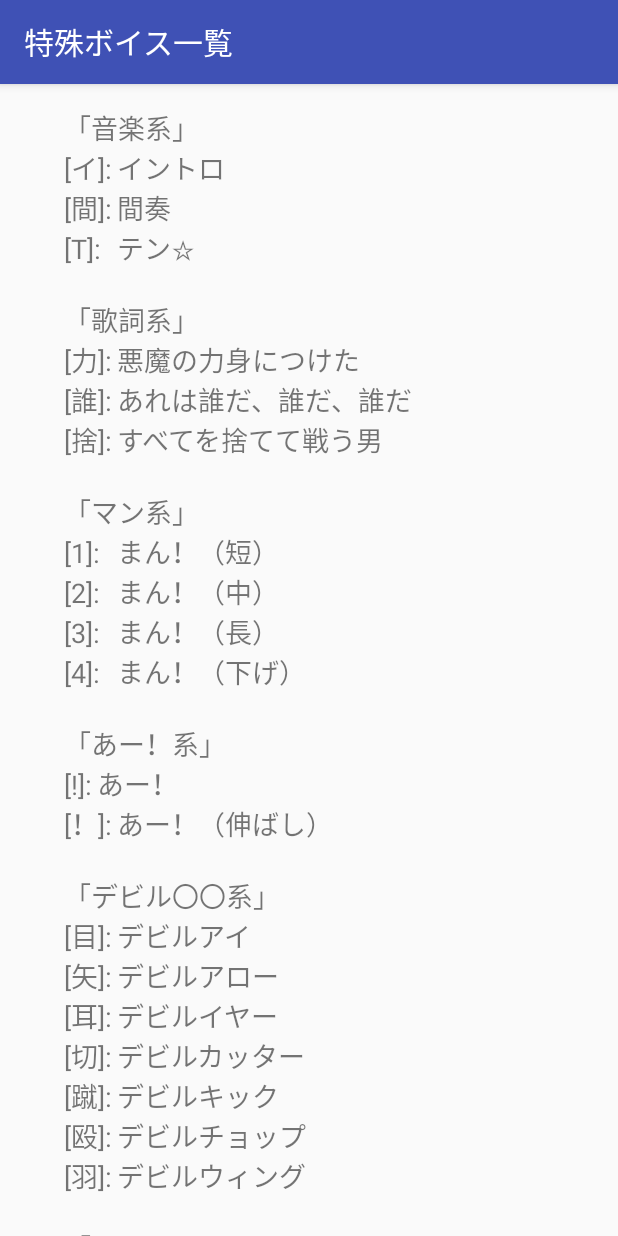
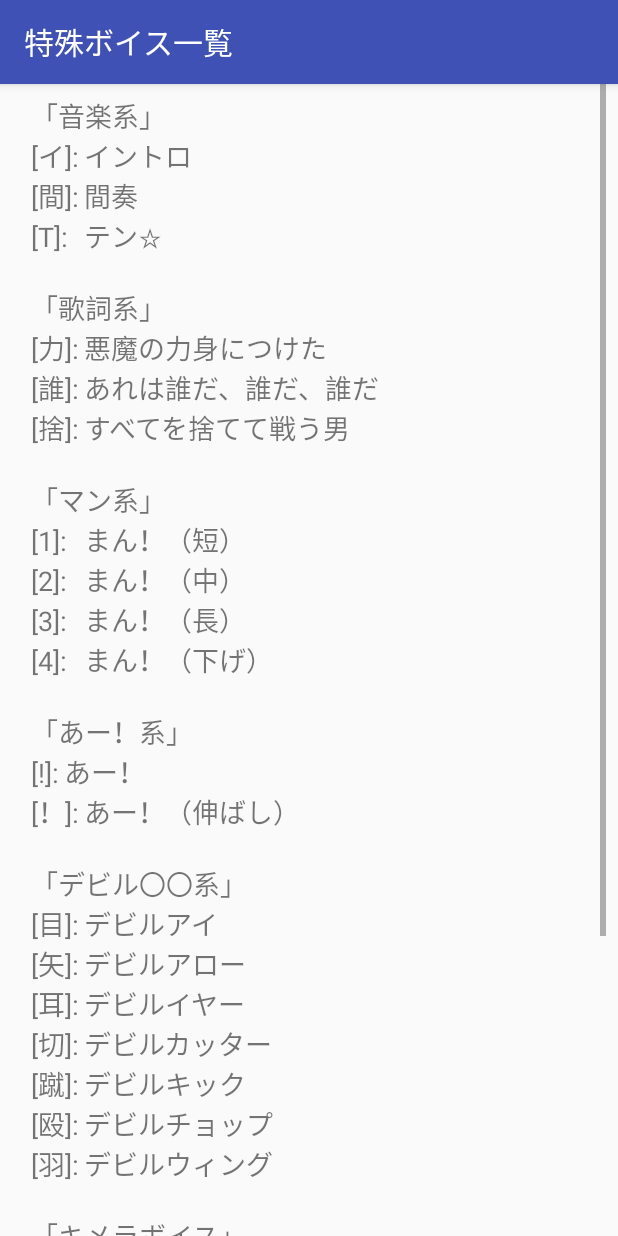
Before and after one commit to Bluewind12/ReadSoft, an Android app: the ExVoiceActivity screen opened directly, with no data from a screen before it, on a phone screen of 412 x 824 dp. Run offline under Robolectric (Android 15) with nearby library versions, the phone set to English and light mode, and no system bars.

Commit message:
特殊ボイス一覧画面の画面遷移を作成  - 微調整

```diff
--- a/app/src/main/java/com/example/momonyan/readsoft/MainActivity.kt
+++ b/app/src/main/java/com/example/momonyan/readsoft/MainActivity.kt
@@ -1,5 +1,6 @@
 package com.example.momonyan.readsoft
 
+import android.content.Intent
 import android.media.SoundPool
 import android.support.v7.app.AppCompatActivity
 import android.os.Bundle
@@ -49,6 +50,10 @@ class MainActivity : AppCompatActivity() {
             for (i in 0 until readStrings.size - 1) {
                 choiseSound(readStrings[i])
             }
+        }
+        optionButton.setOnClickListener {
+            val intent = Intent(this,ExVoiceActivity::class.java)
+            startActivity(intent)
         }
     }
 
--- a/app/src/main/res/layout/readme_layout.xml
+++ b/app/src/main/res/layout/readme_layout.xml
@@ -16,19 +16,18 @@
         app:layout_constraintStart_toStartOf="parent"
         app:layout_constraintTop_toTopOf="parent">
 
-    </ScrollView>
-
         <TextView
             android:id="@+id/textView"
-        android:layout_width="328dp"
+            android:layout_width="match_parent"
             android:layout_height="wrap_content"
             android:layout_marginEnd="8dp"
             android:layout_marginStart="8dp"
-        android:layout_marginTop="16dp"
+            android:layout_marginTop="8dp"
             android:text="@string/exVoice"
             android:textSize="18sp"
             app:layout_constraintEnd_toEndOf="@+id/scrollView2"
             app:layout_constraintStart_toStartOf="parent"
             app:layout_constraintTop_toTopOf="parent" />
+    </ScrollView>
 
 </android.support.constraint.ConstraintLayout>
```
Lines whose indentation alone changed are shown as unchanged.
